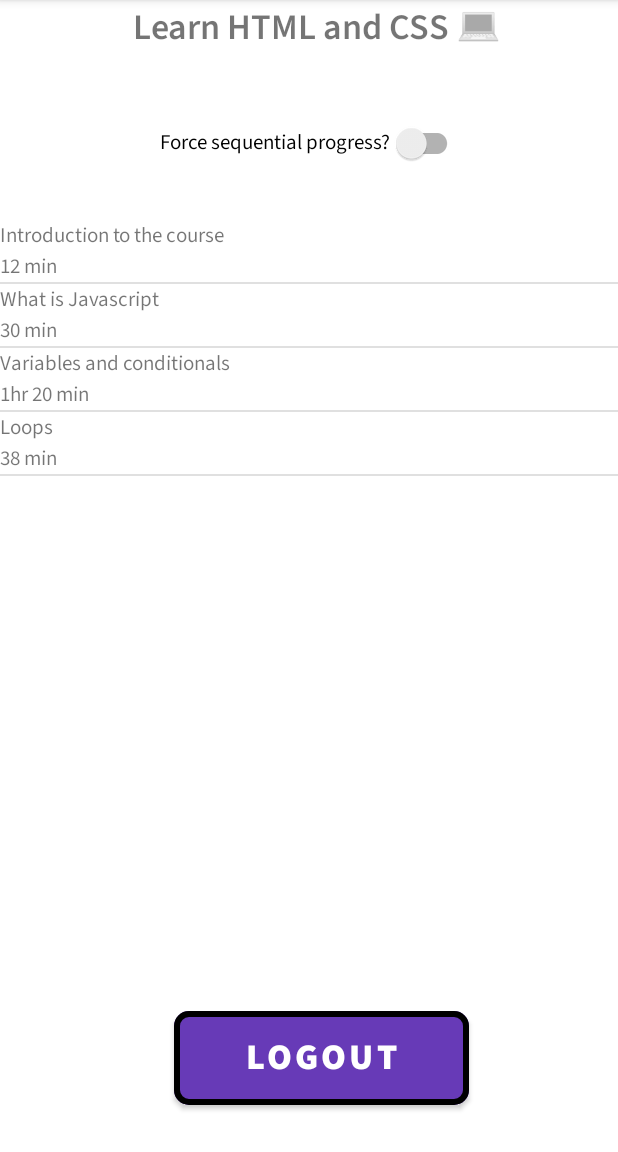
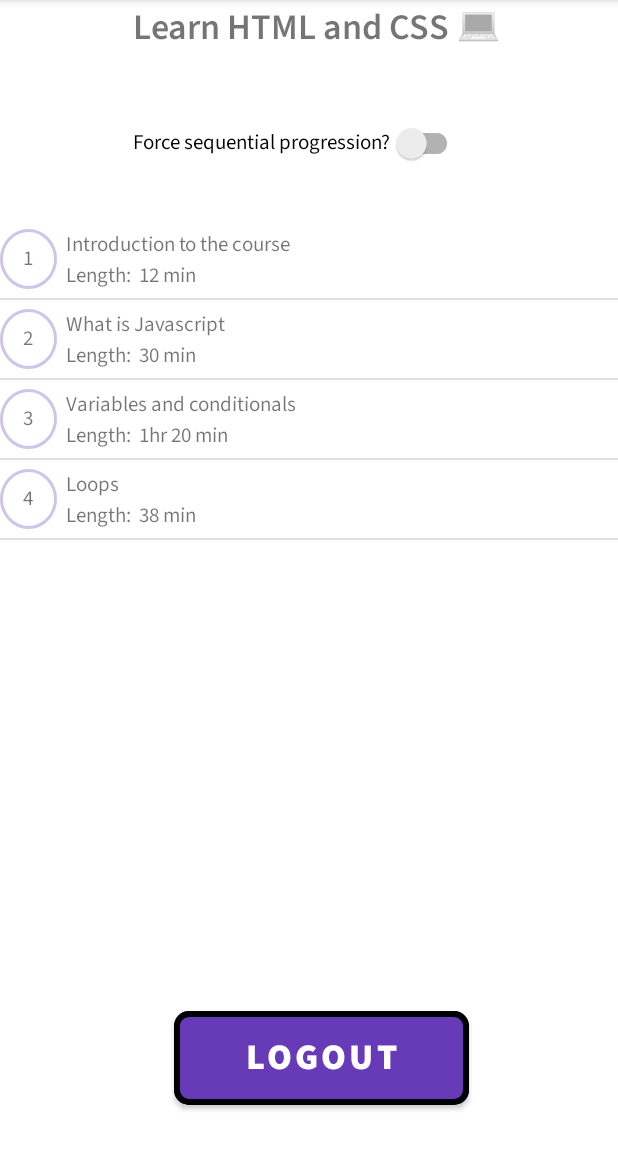
Before and after one commit to h-sompura/LearningApp, an Android app: the screen it shows after launch (LessonListActivity), on a phone screen of 412 x 824 dp, the part 84-1236 px from its top. Run offline under Robolectric (Android 15) with nearby library versions, the phone set to English and light mode, and no system bars.

Commit message:
Made few UI changes

```diff
--- a/app/src/main/java/com/example/learningapp/LessonAdapter.java
+++ b/app/src/main/java/com/example/learningapp/LessonAdapter.java
@@ -37,14 +37,15 @@ public class LessonAdapter extends ArrayAdapter<Lesson> {
 
         Lesson lesson = getItem(position);
 
+        binding.lessonNumber.setText(String.valueOf(lesson.getLessonNumber()));
         binding.textViewListItemName.setText(lesson.getName());
-        binding.textViewListItemLength.setText(lesson.lengthConverter(lesson.getLength()));
+        binding.textViewListItemLength.setText("Length:  "+ lesson.lengthConverter(lesson.getLength()));
 
         if(lesson.isCompleted()) {
-            binding.textViewChecked.setVisibility(View.VISIBLE);
+            binding.ivCheckMark.setVisibility(View.VISIBLE);
         }
         else {
-            binding.textViewChecked.setVisibility(View.INVISIBLE);
+            binding.ivCheckMark.setVisibility(View.INVISIBLE);
         }
 
         return convertView;
--- /dev/null
+++ b/app/src/main/res/drawable/rounded_text_view.xml
@@ -0,0 +1,13 @@
+<?xml version="1.0" encoding="utf-8"?>
+
+<shape
+    xmlns:android="http://schemas.android.com/apk/res/android"
+    android:shape="oval">
+
+    <corners android:radius="10dp" />
+
+    <stroke android:width="2dp" android:color="@color/primary_light" />
+
+    <solid android:color="@android:color/transparent" />
+
+</shape>
--- a/app/src/main/res/layout/lesson_listview.xml
+++ b/app/src/main/res/layout/lesson_listview.xml
@@ -1,36 +1,55 @@
 <?xml version="1.0" encoding="utf-8"?>
 <LinearLayout xmlns:android="http://schemas.android.com/apk/res/android"
+    xmlns:app="http://schemas.android.com/apk/res-auto"
     android:layout_width="match_parent"
     android:layout_height="match_parent"
+    android:orientation="horizontal"
+    android:paddingTop="6dp"
+    android:paddingBottom="6dp">
+
+    <LinearLayout
+        android:layout_width="346dp"
+        android:layout_height="40dp"
+        android:layout_weight="5"
         android:orientation="horizontal">
 
+        <TextView
+            android:id="@+id/lesson_number"
+            android:layout_width="38dp"
+            android:layout_height="match_parent"
+            android:background="@drawable/rounded_text_view"
+            android:gravity="center"
+            android:text="1" />
+
         <LinearLayout
-    android:layout_width="0dp"
-    android:layout_height="wrap_content"
+            android:layout_width="346dp"
+            android:layout_height="match_parent"
             android:layout_weight="5"
-    android:orientation="vertical">
+            android:orientation="vertical"
+            android:paddingLeft="6dp">
 
             <TextView
                 android:id="@+id/text_view_list_item_name"
-        android:layout_width="wrap_content"
+                android:layout_width="318dp"
                 android:layout_height="wrap_content"
                 android:text="Lesson 1" />
 
             <TextView
                 android:id="@+id/text_view_list_item_length"
-        android:layout_width="wrap_content"
+                android:layout_width="328dp"
                 android:layout_height="wrap_content"
+                android:paddingBottom="1dp"
                 android:text="1 hr 20 min" />
+        </LinearLayout>
 
 
     </LinearLayout>
 
-<TextView
-    android:id="@+id/text_view_checked"
-    android:layout_width="0dp"
-    android:layout_height="wrap_content"
-    android:text="CHECKED"
-    android:visibility="invisible"
-    android:layout_weight="1" />
+    <ImageView
+        android:id="@+id/ivCheckMark"
+        android:layout_width="45dp"
+        android:layout_height="39dp"
+        app:srcCompat="@drawable/green_checkmark_line" />
+
 
 </LinearLayout>
--- a/app/src/main/res/layout/list_lesson.xml
+++ b/app/src/main/res/layout/list_lesson.xml
@@ -22,7 +22,7 @@
         android:layout_alignParentEnd="true"
         android:layout_marginTop="36dp"
         android:layout_marginEnd="103dp"
-        android:text="Force sequential progress?" />
+        android:text="Force sequential progression?" />
 
     <ListView
         android:id="@+id/listview_lesson_list"
```
Also changed, not shown: app/src/main/res/drawable/green_checkmark_line.png (added). Lines whose indentation alone changed are shown as unchanged.
